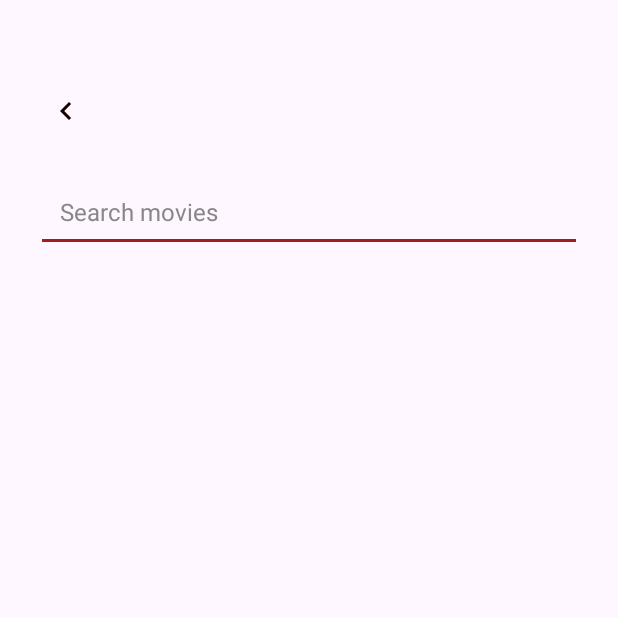
After one commit to Roky360/nakniki-app, an Android app: the SearchScreenActivity screen opened directly, with no data from a screen before it, on a phone screen of 412 x 824 dp, the top half of it. The commit adds this screen. Run offline under Robolectric (Android 15) with nearby library versions, the phone set to English and light mode, and no system bars; our stand-ins replace Room's generated code.

Commit message:
search screen works

```diff
--- a/app/build.gradle.kts
+++ b/app/build.gradle.kts
@@ -62,6 +62,6 @@ dependencies {
     androidTestImplementation(libs.ext.junit)
     androidTestImplementation(libs.espresso.core)
     annotationProcessor(libs.room.compiler)
-    implementation("com.github.bumptech.glide:glide:4.13.0")
-    annotationProcessor("com.github.bumptech.glide:compiler:4.13.0")
+    implementation(libs.glide)
+    annotationProcessor(libs.compiler)
 }
--- a/app/src/main/AndroidManifest.xml
+++ b/app/src/main/AndroidManifest.xml
@@ -18,7 +18,7 @@
         android:theme="@style/Base.Theme.NaknikiNetflix"
         tools:targetApi="31">
         <activity
-            android:name=".activities.SignupActivity"
+            android:name=".MainActivity"
             android:exported="true"
             android:theme="@style/Base.Theme.NaknikiNetflix">
             <intent-filter>
@@ -28,6 +28,7 @@
         </activity>
         <activity android:name=".activities.MovieInfoActivity" />
         <activity android:name=".activities.LoginActivity"/>
+        <activity android:name=".activities.SearchScreenActivity"/>
 
     </application>
 </manifest>
--- /dev/null
+++ b/app/src/main/java/com/example/nakniki_netflix/activities/SearchScreenActivity.java
@@ -0,0 +1,97 @@
+package com.example.nakniki_netflix.activities;
+
+import android.os.Bundle;
+import android.view.KeyEvent;
+import android.widget.EditText;
+import android.widget.ImageView;
+import android.widget.LinearLayout;
+import android.widget.TextView;
+
+import androidx.annotation.Nullable;
+import androidx.appcompat.app.AppCompatActivity;
+import androidx.lifecycle.ViewModelProvider;
+import androidx.recyclerview.widget.LinearLayoutManager;
+import androidx.recyclerview.widget.RecyclerView;
+
+import com.example.nakniki_netflix.R;
+import com.example.nakniki_netflix.adapters.MovieCardAdapter;
+import com.example.nakniki_netflix.api.Resource;
+import com.example.nakniki_netflix.entities.Movie;
+import com.example.nakniki_netflix.repositories.MovieRepository;
+import com.example.nakniki_netflix.view_models.MovieViewModel;
+import com.example.nakniki_netflix.view_models.MovieViewModelFactory;
+import com.example.nakniki_netflix.view_models.ViewModelUtils;
+import com.example.nakniki_netflix.widgets.Alert;
+
+import java.util.ArrayList;
+import java.util.List;
+
+public class SearchScreenActivity extends AppCompatActivity {
+    private RecyclerView recyclerView;
+    private MovieCardAdapter movieAdapter;
+    private TextView categoryName;
+    private MovieViewModel movieViewModel;
+    private Alert alert;
+
+    @Override
+    protected void onCreate(@Nullable Bundle savedInstanceState) {
+        super.onCreate(savedInstanceState);
+        setContentView(R.layout.activity_search);
+
+        alert = new Alert(this);
+
+        // initialize layout
+        LinearLayout searchResultsLayout = findViewById(R.id.results_layout);
+        recyclerView = searchResultsLayout.findViewById(R.id.movies_recycler_view);
+        categoryName = searchResultsLayout.findViewById(R.id.category_name);
+
+        // setup back button
+        ImageView backButton = findViewById(R.id.back_button);
+        backButton.setOnClickListener(v -> onBackPressed());
+
+        // setup recycler view
+        LinearLayoutManager layoutManager = new LinearLayoutManager(this, LinearLayoutManager.HORIZONTAL, false);
+        recyclerView.setLayoutManager(layoutManager);
+
+        // initialize adapter with an empty list
+        movieAdapter = new MovieCardAdapter(this, new ArrayList<>());
+        recyclerView.setAdapter(movieAdapter);
+        categoryName.setText("");
+
+        // init view model
+        movieViewModel = new ViewModelProvider(this, new MovieViewModelFactory(new MovieRepository())).get(MovieViewModel.class);
+
+
+        // listen to "Enter" presses in the search text view
+        EditText searchEditText = findViewById(R.id.search_bar);
+
+        searchEditText.setOnEditorActionListener((textView, i, keyEvent) -> {
+            if (keyEvent != null && keyEvent.getKeyCode() == KeyEvent.KEYCODE_ENTER) {
+                triggerSearch(searchEditText.getText().toString().trim());
+                return true;
+            }
+            return false;
+        });
+    }
+
+    private void triggerSearch(String query) {
+        if (query.isEmpty()) {
+            return;
+        }
+
+        ViewModelUtils.observeUntil(movieViewModel.searchMovies(query),
+                resource -> {
+                    if (resource.getStatus() == Resource.Status.SUCCESS) {
+                        List<Movie> movies = resource.getData();
+                        movieAdapter.setMovies(movies);
+                        if (movies.isEmpty()) {
+                            alert.show(getString(R.string.search_not_found), "info");
+                        }
+                    } else if (resource.getStatus() == Resource.Status.ERROR) {
+                        alert.show(resource.getMessage(), "error");
+                    }
+                },
+                resource -> this.isFinishing() // remove observer when activity is destroyed
+        );
+    }
+}
--- a/app/src/main/java/com/example/nakniki_netflix/widgets/CategoryRow.java
+++ b/app/src/main/java/com/example/nakniki_netflix/widgets/CategoryRow.java
@@ -11,16 +11,13 @@ import androidx.recyclerview.widget.RecyclerView;
 
 import com.example.nakniki_netflix.R;
 import com.example.nakniki_netflix.adapters.MovieCardAdapter;
-import com.example.nakniki_netflix.entities.Category;
 import com.example.nakniki_netflix.entities.CategoryWithMovies;
-import com.example.nakniki_netflix.view_models.MovieViewModel;
 
 public class CategoryRow extends LinearLayout {
     // The text above the movie cards, the category name
     private TextView categoryName;
     // The RecyclerView that holds the movie cards
     private RecyclerView moviesRecyclerView;
-    private MovieViewModel movieViewModel;
 
     /**
      * Constructor, a category which contains movies which belong to it
--- a/app/src/main/java/com/example/nakniki_netflix/widgets/MovieCard.java
+++ b/app/src/main/java/com/example/nakniki_netflix/widgets/MovieCard.java
@@ -58,10 +58,6 @@ public class MovieCard extends RecyclerView.ViewHolder {
 
         // when the user press the movie card
         itemView.setOnClickListener(v -> {
-            // TODO redirect to the movie details page
-            Alert alert = new Alert(activity);
-            alert.show("You clicked on " + this.movieName.getText(), "success");
-
             Intent intent = new Intent(activity, MovieInfoActivity.class);
             intent.putExtra("movie", movie); // Pass the movie object
             activity.startActivity(intent);
--- /dev/null
+++ b/app/src/main/res/layout/activity_search.xml
@@ -0,0 +1,49 @@
+<?xml version="1.0" encoding="utf-8"?>
+<androidx.constraintlayout.widget.ConstraintLayout xmlns:android="http://schemas.android.com/apk/res/android"
+    xmlns:app="http://schemas.android.com/apk/res-auto"
+    android:layout_width="match_parent"
+    android:layout_height="match_parent">
+
+    <LinearLayout
+        android:layout_width="match_parent"
+        android:layout_height="match_parent"
+        android:orientation="vertical"
+        android:padding="24dp"
+        >
+
+        <!-- Go Back Icon -->
+        <ImageView
+            android:id="@+id/back_button"
+            android:layout_width="40dp"
+            android:layout_height="40dp"
+            android:layout_gravity="start"
+            android:layout_marginTop="30dp"
+            android:contentDescription="@string/go_back"
+            android:padding="8dp"
+            android:src="@drawable/ic_left"
+            app:tint="@color/colorText" />
+
+        <Space
+            android:layout_width="0dp"
+            android:layout_height="20dp" />
+
+        <EditText
+            android:id="@+id/search_bar"
+            style="@style/TextField"
+            android:layout_width="match_parent"
+            android:layout_height="wrap_content"
+            android:hint="@string/search_movies"
+            android:autofillHints=""
+            android:inputType="text"
+            />
+
+        <!--   Search results container   -->
+        <include
+            android:id="@+id/results_layout"
+            layout="@layout/category_row"
+            />
+
+    </LinearLayout>
+
+
+</androidx.constraintlayout.widget.ConstraintLayout>
--- a/gradle/libs.versions.toml
+++ b/gradle/libs.versions.toml
@@ -1,5 +1,7 @@
 [versions]
 agp = "8.8.0"
+glide = "4.13.0"
+compiler = "4.13.0"
 gson = "2.10.1"
 javaJwt = "4.4.0"
 junit = "4.13.2"
@@ -18,7 +20,9 @@ roomCompiler = "2.6.1"
 securityCrypto = "1.0.0"
 
 [libraries]
+compiler = { module = "com.github.bumptech.glide:compiler", version.ref = "compiler" }
 converter-gson = { module = "com.squareup.retrofit2:converter-gson", version.ref = "retrofit" }
+glide = { module = "com.github.bumptech.glide:glide", version.ref = "glide" }
 gson = { module = "com.google.code.gson:gson", version.ref = "gson" }
 java-jwt = { module = "com.auth0:java-jwt", version.ref = "javaJwt" }
 junit = { group = "junit", name = "junit", version.ref = "junit" }
```
Also changed, not shown: app/src/main/java/com/example/nakniki_netflix/MainActivity.java (+7 -0 lines), app/src/main/java/com/example/nakniki_netflix/repositories/CategoryRepository.java (+20 -0 lines), app/src/main/res/values/strings.xml (+2 -37 lines).
